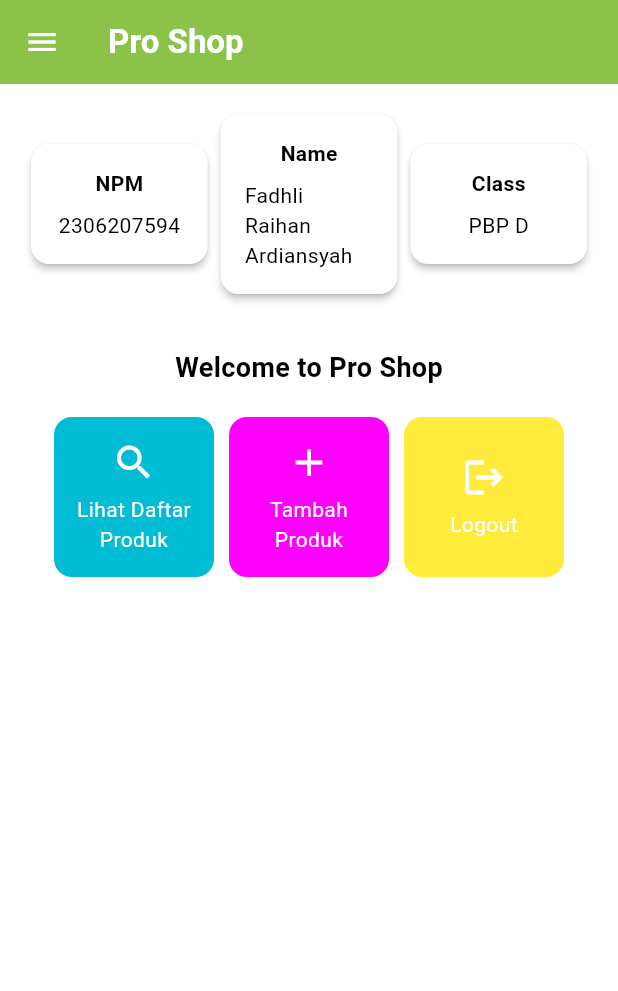
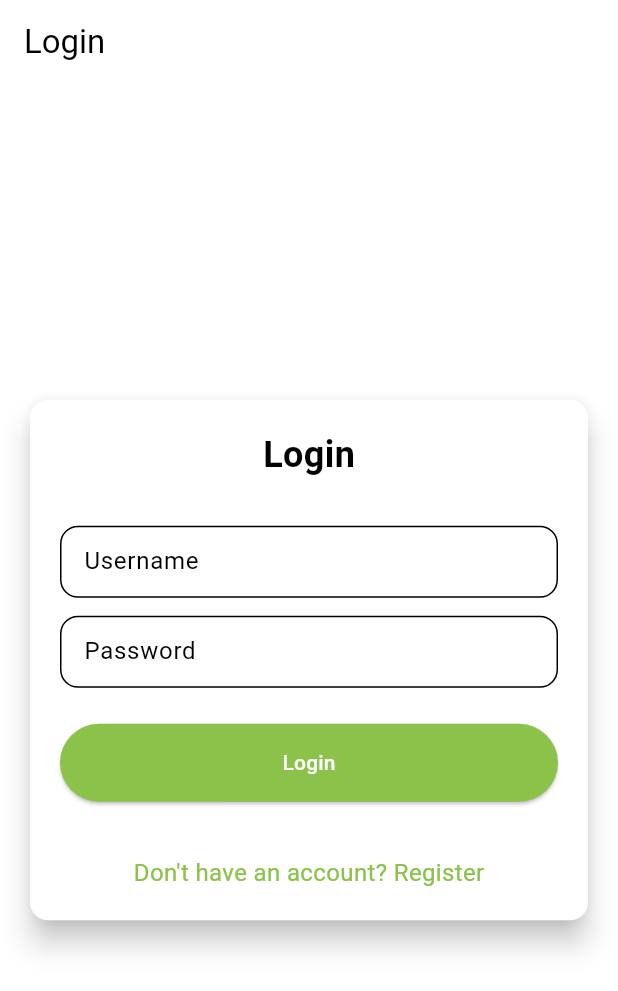
Before and after one commit to Bakuwan/pro-shop-mobile, a Flutter app: the screen it shows after launch, on a phone screen of 412 x 824 dp. Shown: the top 991 px of the screen. Run offline on Flutter 3.47's test engine with Material 3 defaults, Android fonts, the light colour scheme and no system bars; missing offline and left inert: pbp_django_auth.

Commit message:
Tugas 9 PBP

```diff
--- a/lib/main.dart
+++ b/lib/main.dart
@@ -1,6 +1,8 @@
+import 'package:pro_shop/screens/login.dart';
 import 'package:pro_shop/screens/menu.dart';
 import 'package:flutter/material.dart';
-
+import 'package:pbp_django_auth/pbp_django_auth.dart';
+import 'package:provider/provider.dart';
 
 void main() {
   runApp(const MyApp());
@@ -12,30 +14,21 @@
   // This widget is the root of your application.
   @override
   Widget build(BuildContext context) {
-    return MaterialApp(
+    return Provider(
+      create: (_) {
+        CookieRequest request = CookieRequest();
+        return request;
+      },
+    child: MaterialApp(
       title: 'Flutter Demo',
       theme: ThemeData(
-        // This is the theme of your application.
-        //
-        // TRY THIS: Try running your application with "flutter run". You'll see
-        // the application has a purple toolbar. Then, without quitting the app,
-        // try changing the seedColor in the colorScheme below to Colors.green
-        // and then invoke "hot reload" (save your changes or press the "hot
-        // reload" button in a Flutter-supported IDE, or press "r" if you used
-        // the command line to start the app).
-        //
-        // Notice that the counter didn't reset back to zero; the application
-        // state is not lost during the reload. To reset the state, use hot
-        // restart instead.
-        //
-        // This works for code too, not just values: Most code changes can be
-        // tested with just a hot reload.
       colorScheme: ColorScheme.fromSwatch(
         primarySwatch: Colors.lightGreen,
         ).copyWith(secondary: Colors.lightGreen[400]),
       useMaterial3: true,
       ),
-      home:  MyHomePage(),
+      home:  const LoginPage(),
+    ),
     );
   }
 }
--- /dev/null
+++ b/lib/screens/login.dart
@@ -0,0 +1,181 @@
+import 'package:pro_shop/screens/menu.dart';
+import 'package:flutter/material.dart';
+import 'package:pbp_django_auth/pbp_django_auth.dart';
+import 'package:pro_shop/screens/register.dart';
+import 'package:provider/provider.dart';
+
+void main() {
+  runApp(const LoginApp());
+}
+
+class LoginApp extends StatelessWidget {
+  const LoginApp({super.key});
+
+  @override
+  Widget build(BuildContext context) {
+    return MaterialApp(
+      title: 'Login',
+      theme: ThemeData(
+        useMaterial3: true,
+        colorScheme: ColorScheme.fromSwatch(
+          primarySwatch: Colors.lightGreen,
+        ).copyWith(secondary: Colors.lightGreen[400]),
+      ),
+      home: const LoginPage(),
+    );
+  }
+}
+
+class LoginPage extends StatefulWidget {
+  const LoginPage({super.key});
+
+  @override
+  State<LoginPage> createState() => _LoginPageState();
+}
+
+class _LoginPageState extends State<LoginPage> {
+  final TextEditingController _usernameController = TextEditingController();
+  final TextEditingController _passwordController = TextEditingController();
+
+  @override
+  Widget build(BuildContext context) {
+    final request = context.watch<CookieRequest>();
+
+    return Scaffold(
+      appBar: AppBar(
+        title: const Text('Login'),
+      ),
+      body: Center(
+        child: SingleChildScrollView(
+          padding: const EdgeInsets.all(16.0),
+          child: Card(
+            elevation: 8,
+            shape: RoundedRectangleBorder(
+              borderRadius: BorderRadius.circular(12.0),
+            ),
+            child: Padding(
+              padding: const EdgeInsets.all(20.0),
+              child: Column(
+                mainAxisSize: MainAxisSize.min,
+                children: [
+                  const Text(
+                    'Login',
+                    style: TextStyle(
+                      fontSize: 24.0,
+                      fontWeight: FontWeight.bold,
+                    ),
+                  ),
+                  const SizedBox(height: 30.0),
+                  TextField(
+                    controller: _usernameController,
+                    decoration: const InputDecoration(
+                      labelText: 'Username',
+                      hintText: 'Enter your username',
+                      border: OutlineInputBorder(
+                        borderRadius: BorderRadius.all(Radius.circular(12.0)),
+                      ),
+                      contentPadding:
+                          EdgeInsets.symmetric(horizontal: 12.0, vertical: 8.0),
+                    ),
+                  ),
+                  const SizedBox(height: 12.0),
+                  TextField(
+                    controller: _passwordController,
+                    decoration: const InputDecoration(
+                      labelText: 'Password',
+                      hintText: 'Enter your password',
+                      border: OutlineInputBorder(
+                        borderRadius: BorderRadius.all(Radius.circular(12.0)),
+                      ),
+                      contentPadding:
+                          EdgeInsets.symmetric(horizontal: 12.0, vertical: 8.0),
+                    ),
+                    obscureText: true,
+                  ),
+                  const SizedBox(height: 24.0),
+                  ElevatedButton(
+                    onPressed: () async {
+                      String username = _usernameController.text;
+                      String password = _passwordController.text;
+
+                      // Cek kredensial
+                      // TODO: Ganti URL dan jangan lupa tambahkan trailing slash (/) di akhir URL!
+                      // Untuk menyambungkan Android emulator dengan Django pada localhost,
+                      // gunakan URL http://10.0.2.2/
+                      final response = await request
+                          .login("http://localhost:8000/auth/login/", {
+                        'username': username,
+                        'password': password,
+                      });
+
+                      if (request.loggedIn) {
+                        String message = response['message'];
+                        String uname = response['username'];
+                        if (context.mounted) {
+                          Navigator.pushReplacement(
+                            context,
+                            MaterialPageRoute(
+                                builder: (context) => MyHomePage()),
+                          );
+                          ScaffoldMessenger.of(context)
+                            ..hideCurrentSnackBar()
+                            ..showSnackBar(
+                              SnackBar(
+                                  content:
+                                      Text("$message Selamat datang, $uname.")),
+                            );
+                        }
+                      } else {
+                        if (context.mounted) {
+                          showDialog(
+                            context: context,
+                            builder: (context) => AlertDialog(
+                              title: const Text('Login Gagal'),
+                              content: Text(response['message']),
+                              actions: [
+                                TextButton(
+                                  child: const Text('OK'),
+                                  onPressed: () {
+                                    Navigator.pop(context);
+                                  },
+                                ),
+                              ],
+                            ),
+                          );
+                        }
+                      }
+                    },
+                    style: ElevatedButton.styleFrom(
+                      foregroundColor: Colors.white,
+                      minimumSize: Size(double.infinity, 50),
+                      backgroundColor: Theme.of(context).colorScheme.primary,
+                      padding: const EdgeInsets.symmetric(vertical: 16.0),
+                    ),
+                    child: const Text('Login'),
+                  ),
+                  const SizedBox(height: 36.0),
+                  GestureDetector(
+                    onTap: () {
+                      Navigator.push(
+                        context,
+                        MaterialPageRoute(
+                            builder: (context) => const RegisterPage()),
+                      );
+                    },
+                    child: Text(
+                      'Don\'t have an account? Register',
+                      style: TextStyle(
+                        color: Theme.of(context).colorScheme.primary,
+                        fontSize: 16.0,
+                      ),
+                    ),
+                  ),
+                ],
+              ),
+            ),
+          ),
+        ),
+      ),
+    );
+  }
+}
--- a/pubspec.yaml
+++ b/pubspec.yaml
@@ -35,6 +35,9 @@
   # The following adds the Cupertino Icons font to your application.
   # Use with the CupertinoIcons class for iOS style icons.
   cupertino_icons: ^1.0.8
+  provider: ^6.1.2
+  pbp_django_auth: ^0.4.0
+  http: ^1.2.2
 
 dev_dependencies:
   flutter_test:
```
Also changed, not shown: lib/models/product_entry.dart (added, +61 -0 lines), lib/screens/list_productentry.dart (added, +112 -0 lines), lib/screens/product_detail.dart (added, +43 -0 lines), lib/screens/productentry_form.dart (+35 -58 lines), lib/screens/register.dart (added, +166 -0 lines), lib/widgets/left_drawer.dart (+13 -1 lines), lib/widgets/product_card.dart (+40 -1 lines), pubspec.lock, 3 other files.
